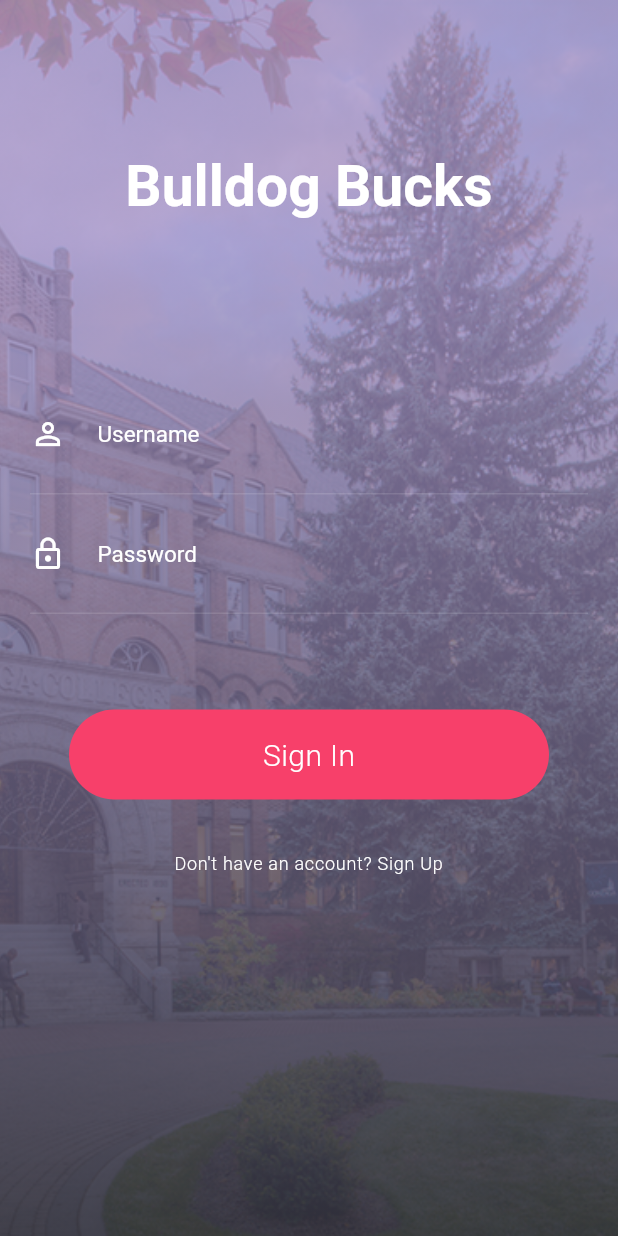
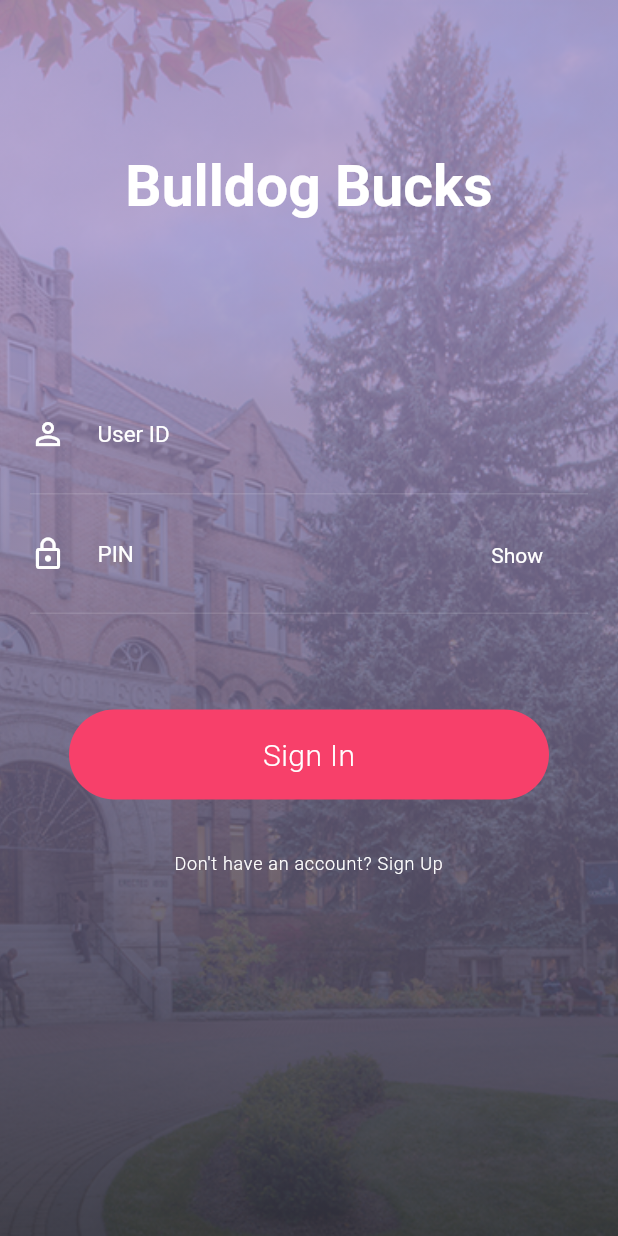
Before and after one commit to maxchehab/Bulldog-Bucks, a Flutter app: the screen it shows after launch, on a phone screen of 412 x 824 dp. Run offline on Flutter 3.47's test engine with Material 2 defaults, Android fonts, the phone set to English and light mode, and no system bars.

Commit message:
Polished login form to use show/hide

```diff
--- a/lib/Components/InputField.dart
+++ b/lib/Components/InputField.dart
@@ -1,10 +1,55 @@
 import 'package:flutter/material.dart';
 
-class InputField extends StatelessWidget {
+typedef void OnFieldCompleted(String value);
+
+class InputField extends StatefulWidget {
   final String hint;
   final bool obscure;
   final IconData icon;
-  InputField({this.hint, this.obscure, this.icon});
+  final OnFieldCompleted onFieldCompleted;
+  final bool autofocus;
+  final FocusNode focusNode;
+  final TextInputType keyboardType;
+  InputField(
+      {this.hint,
+      this.obscure,
+      this.icon,
+      this.onFieldCompleted,
+      this.autofocus = false,
+      this.focusNode,
+      this.keyboardType});
+
+  @override
+  InputFieldState createState() => new InputFieldState(
+      hint: hint,
+      obscure: obscure,
+      icon: icon,
+      onFieldCompleted: onFieldCompleted,
+      autofocus: autofocus,
+      focusNode: focusNode,
+      keyboardType: keyboardType);
+}
+
+class InputFieldState extends State<InputField> {
+  final String hint;
+  final bool obscure;
+  final IconData icon;
+  final OnFieldCompleted onFieldCompleted;
+  final bool autofocus;
+  final FocusNode focusNode;
+  final TextInputType keyboardType;
+
+  bool showText = false;
+
+  InputFieldState(
+      {this.hint,
+      this.obscure = false,
+      this.icon,
+      this.onFieldCompleted,
+      this.autofocus = false,
+      this.focusNode,
+      this.keyboardType});
+
   @override
   Widget build(BuildContext context) {
     return (new Container(
@@ -16,8 +61,15 @@ class InputField extends StatelessWidget {
             ),
           ),
         ),
-      child: new TextFormField(
-        obscureText: obscure,
+        child: new Stack(alignment: Alignment.bottomRight, children: [
+          new TextFormField(
+            keyboardType: keyboardType,
+            focusNode: focusNode,
+            autofocus: autofocus,
+            onFieldSubmitted: (value) {
+              onFieldCompleted(value);
+            },
+            obscureText: obscure && !showText,
             style: const TextStyle(
               color: Colors.white,
             ),
@@ -29,10 +81,27 @@ class InputField extends StatelessWidget {
               border: InputBorder.none,
               hintText: hint,
               hintStyle: const TextStyle(color: Colors.white, fontSize: 15.0),
-          contentPadding: const EdgeInsets.only(
+              contentPadding: obscure
+                  ? const EdgeInsets.only(
+                      top: 30.0, right: 80.0, bottom: 30.0, left: 5.0)
+                  : const EdgeInsets.only(
                       top: 30.0, right: 30.0, bottom: 30.0, left: 5.0),
             ),
           ),
-    ));
+          obscure
+              ? new Padding(
+                  padding: new EdgeInsets.all(30.0),
+                  child: new InkWell(
+                      onTap: () {
+                        setState(() {
+                          showText = !showText;
+                        });
+                      },
+                      child: new Text(showText ? "Hide" : "Show",
+                          style: const TextStyle(
+                            color: Colors.white,
+                          ))))
+              : new Container(),
+        ])));
   }
 }
--- a/lib/Components/LoginForm.dart
+++ b/lib/Components/LoginForm.dart
@@ -1,7 +1,27 @@
 import 'package:flutter/material.dart';
 import './InputField.dart';
 
-class LoginForm extends StatelessWidget {
+class LoginForm extends StatefulWidget {
+  LoginForm({this.onFieldCompleted});
+  final OnFieldCompleted onFieldCompleted;
+
+  @override
+  LoginFormState createState() =>
+      new LoginFormState(onFieldCompleted: onFieldCompleted);
+}
+
+class LoginFormState extends State<LoginForm> {
+  LoginFormState({this.onFieldCompleted});
+
+  final FocusNode passwordFocusNode = new FocusNode();
+  final OnFieldCompleted onFieldCompleted;
+
+  @override
+  void dispose() {
+    passwordFocusNode.dispose();
+    super.dispose();
+  }
+
   @override
   Widget build(BuildContext context) {
     return (new Container(
@@ -14,15 +34,21 @@ class LoginForm extends StatelessWidget {
             mainAxisAlignment: MainAxisAlignment.spaceAround,
             children: <Widget>[
               new InputField(
-                hint: "Username",
+                hint: "User ID",
+                keyboardType: TextInputType.number,
                 obscure: false,
                 icon: Icons.person_outline,
+                onFieldCompleted: (value) {
+                  FocusScope.of(context).requestFocus(passwordFocusNode);
+                },
               ),
               new InputField(
-                hint: "Password",
-                obscure: true,
-                icon: Icons.lock_outline,
-              ),
+                  hint: "PIN",
+                  keyboardType: TextInputType.number,
+                  obscure: true,
+                  icon: Icons.lock_outline,
+                  onFieldCompleted: onFieldCompleted,
+                  focusNode: passwordFocusNode),
             ],
           )),
         ],
--- a/lib/Screens/Login/index.dart
+++ b/lib/Screens/Login/index.dart
@@ -42,6 +42,13 @@ class LoginScreenState extends State<LoginScreen>
     } on TickerCanceled {}
   }
 
+  void login() {
+    setState(() {
+      animationStatus = 1;
+    });
+    _playAnimation();
+  }
+
   @override
   Widget build(BuildContext context) {
     timeDilation = 0.4;
@@ -74,7 +81,11 @@ class LoginScreenState extends State<LoginScreen>
                         mainAxisAlignment: MainAxisAlignment.spaceEvenly,
                         children: <Widget>[
                           new BulldogTitle(),
-                          new LoginForm(),
+                          new LoginForm(
+                            onFieldCompleted: (value) {
+                              login();
+                            },
+                          ),
                           new SignUpLink()
                         ],
                       ),
@@ -83,10 +94,7 @@ class LoginScreenState extends State<LoginScreen>
                               padding: const EdgeInsets.only(bottom: 50.0),
                               child: new InkWell(
                                   onTap: () {
-                                    setState(() {
-                                      animationStatus = 1;
-                                    });
-                                    _playAnimation();
+                                    login();
                                   },
                                   child: new SignInButton()),
                             )
```
Lines whose indentation alone changed are shown as unchanged.
